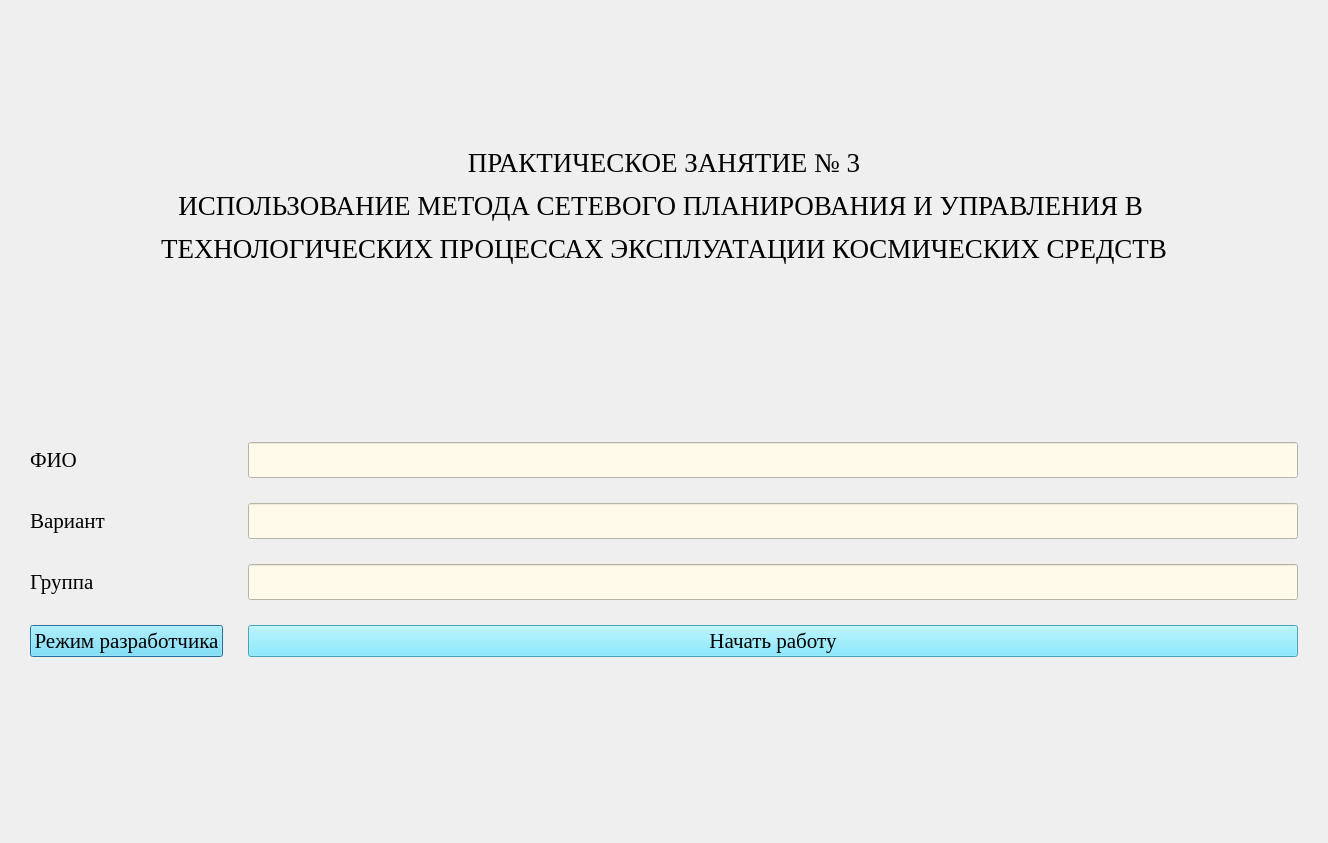
IvaMarin/Project-Network-Diagram-App, file qt_designer_ui/startWindow.ui: the form before one commit.
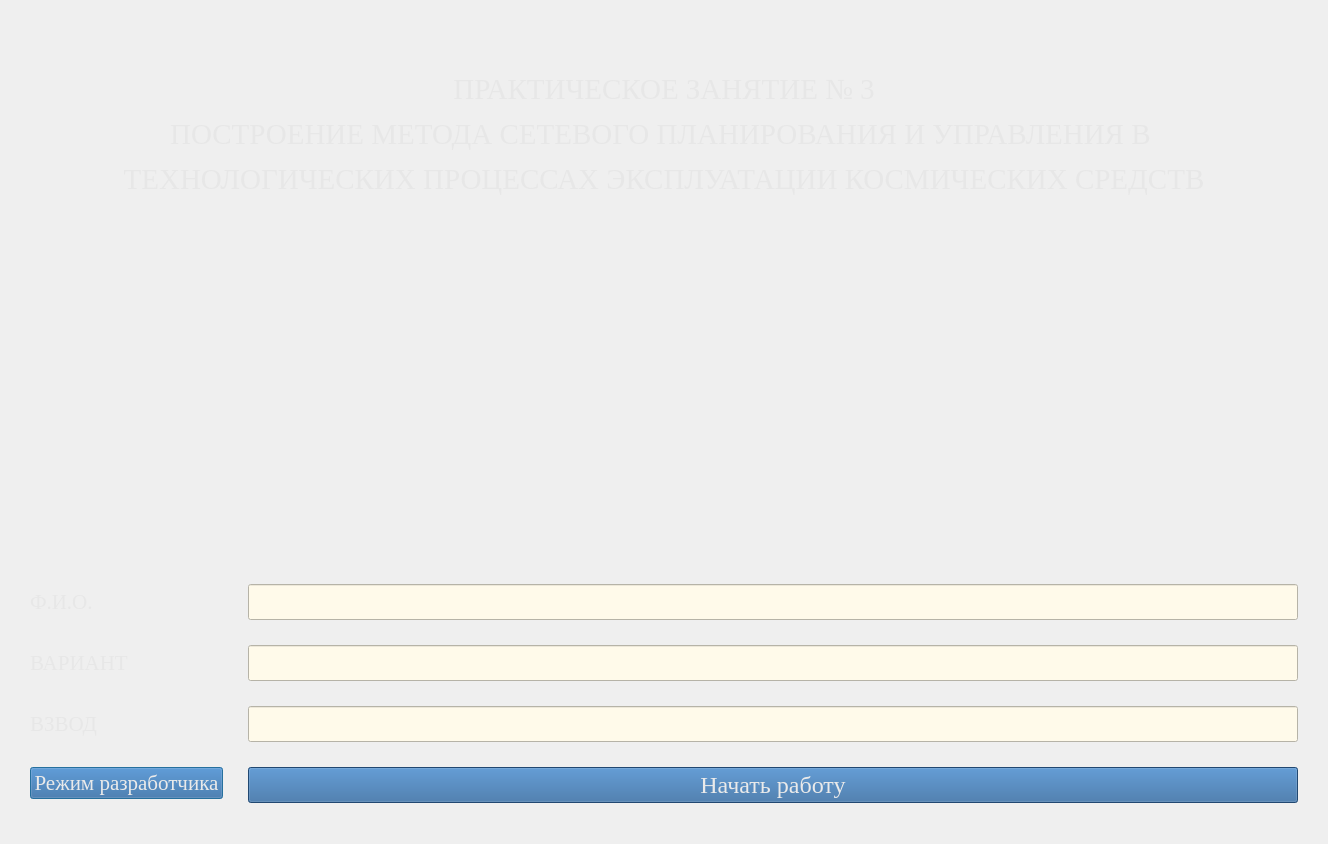
The form after the commit. Icons and pictures are not drawn.

```diff
--- a/qt_designer_ui/startWindow.ui
+++ b/qt_designer_ui/startWindow.ui
@@ -7,11 +7,14 @@
     <x>0</x>
     <y>0</y>
     <width>1328</width>
-    <height>843</height>
+    <height>844</height>
    </rect>
   </property>
   <property name="windowTitle">
-   <string>Dialog</string>
+   <string>РЕГИСТРАЦИЯ</string>
+  </property>
+  <property name="styleSheet">
+   <string notr="true">#startWin{background-image: url(:/newPrefix/backGround.png);}</string>
   </property>
   <layout class="QVBoxLayout" name="verticalLayout">
    <property name="spacing">
@@ -36,6 +39,9 @@
        <family>Times New Roman</family>
       </font>
      </property>
+     <property name="styleSheet">
+      <string notr="true">background-color: rgba(0, 0, 0, 0);</string>
+     </property>
      <property name="lineWidth">
       <number>5</number>
      </property>
@@ -43,7 +49,28 @@
       <number>5</number>
      </property>
      <property name="text">
-      <string>&lt;html&gt;&lt;head/&gt;&lt;body&gt;&lt;p align=&quot;center&quot;&gt;&lt;span style=&quot; font-family:'Times New Roman'; font-size:20pt; color:#000000;&quot;&gt;ПРАКТИЧЕСКОЕ ЗАНЯТИЕ № 3&lt;/span&gt;&lt;/p&gt;&lt;p align=&quot;center&quot;&gt;&lt;span style=&quot; font-family:'Times New Roman'; font-size:20pt; color:#000000;&quot;&gt;ИСПОЛЬЗОВАНИЕ МЕТОДА СЕТЕВОГО ПЛАНИРОВАНИЯ И УПРАВЛЕНИЯ В &lt;/span&gt;&lt;/p&gt;&lt;p align=&quot;center&quot;&gt;&lt;span style=&quot; font-family:'Times New Roman'; font-size:20pt; color:#000000;&quot;&gt;ТЕХНОЛОГИЧЕСКИХ ПРОЦЕССАХ ЭКСПЛУАТАЦИИ КОСМИЧЕСКИХ СРЕДСТВ&lt;/span&gt;&lt;/p&gt;&lt;/body&gt;&lt;/html&gt;</string>
+      <string>&lt;!DOCTYPE HTML PUBLIC &quot;-//W3C//DTD HTML 4.0//EN&quot; &quot;http://www.w3.org/TR/REC-html40/strict.dtd&quot;&gt;
+&lt;html&gt;&lt;head&gt;&lt;meta name=&quot;qrichtext&quot; content=&quot;1&quot; /&gt;&lt;style type=&quot;text/css&quot;&gt;
+p, li { white-space: pre-wrap; }
+&lt;/style&gt;&lt;/head&gt;&lt;body style=&quot; font-family:'Times New Roman'; font-size:8pt; font-weight:400; font-style:normal;&quot;&gt;
+&lt;p align=&quot;center&quot; style=&quot; margin-top:12px; margin-bottom:12px; margin-left:0px; margin-right:0px; -qt-block-indent:0; text-indent:0px;&quot;&gt;&lt;span style=&quot; font-size:22pt; color:#e7e7e7;&quot;&gt;ПРАКТИЧЕСКОЕ ЗАНЯТИЕ № 3&lt;/span&gt;&lt;/p&gt;
+&lt;p align=&quot;center&quot; style=&quot; margin-top:12px; margin-bottom:12px; margin-left:0px; margin-right:0px; -qt-block-indent:0; text-indent:0px;&quot;&gt;&lt;span style=&quot; font-size:22pt; color:#e7e7e7;&quot;&gt;ПОСТРОЕНИЕ МЕТОДА СЕТЕВОГО ПЛАНИРОВАНИЯ И УПРАВЛЕНИЯ В &lt;/span&gt;&lt;/p&gt;
+&lt;p align=&quot;center&quot; style=&quot; margin-top:12px; margin-bottom:12px; margin-left:0px; margin-right:0px; -qt-block-indent:0; text-indent:0px;&quot;&gt;&lt;span style=&quot; font-size:22pt; color:#e7e7e7;&quot;&gt;ТЕХНОЛОГИЧЕСКИХ ПРОЦЕССАХ ЭКСПЛУАТАЦИИ КОСМИЧЕСКИХ СРЕДСТВ&lt;/span&gt;&lt;/p&gt;&lt;/body&gt;&lt;/html&gt;</string>
+     </property>
+    </widget>
+   </item>
+   <item>
+    <widget class="QLabel" name="label">
+     <property name="autoFillBackground">
+      <bool>false</bool>
+     </property>
+     <property name="styleSheet">
+      <string notr="true">image: url(:/newPrefix/logo_mac_mai-min.png);
+background-color: rgba(0, 0, 0, 0);
+</string>
+     </property>
+     <property name="text">
+      <string/>
      </property>
     </widget>
    </item>
@@ -61,6 +88,26 @@
      <property name="bottomMargin">
       <number>10</number>
      </property>
+     <item row="0" column="0">
+      <widget class="QLabel" name="labelSurname">
+       <property name="font">
+        <font>
+         <family>Times New Roman</family>
+         <pointsize>18</pointsize>
+        </font>
+       </property>
+       <property name="styleSheet">
+        <string notr="true"/>
+       </property>
+       <property name="text">
+        <string>&lt;!DOCTYPE HTML PUBLIC &quot;-//W3C//DTD HTML 4.0//EN&quot; &quot;http://www.w3.org/TR/REC-html40/strict.dtd&quot;&gt;
+&lt;html&gt;&lt;head&gt;&lt;meta name=&quot;qrichtext&quot; content=&quot;1&quot; /&gt;&lt;style type=&quot;text/css&quot;&gt;
+p, li { white-space: pre-wrap; }
+&lt;/style&gt;&lt;/head&gt;&lt;body style=&quot; font-family:'Times New Roman'; font-size:18pt; font-weight:400; font-style:normal;&quot;&gt;
+&lt;p style=&quot; margin-top:12px; margin-bottom:12px; margin-left:0px; margin-right:0px; -qt-block-indent:0; text-indent:0px;&quot;&gt;&lt;span style=&quot; font-size:16pt; color:#e7e7e7;&quot;&gt;Ф.И.О.&lt;/span&gt;&lt;/p&gt;&lt;/body&gt;&lt;/html&gt;</string>
+       </property>
+      </widget>
+     </item>
      <item row="0" column="1">
       <widget class="QLineEdit" name="lineEditSurname">
        <property name="font">
@@ -89,7 +136,7 @@
         </font>
        </property>
        <property name="text">
-        <string>&lt;html&gt;&lt;head/&gt;&lt;body&gt;&lt;p&gt;&lt;span style=&quot; font-size:16pt;&quot;&gt;Вариант&lt;/span&gt;&lt;/p&gt;&lt;/body&gt;&lt;/html&gt;</string>
+        <string>&lt;html&gt;&lt;head/&gt;&lt;body&gt;&lt;p&gt;&lt;span style=&quot; font-size:16pt; color:#e7e7e7;&quot;&gt;ВАРИАНТ&lt;/span&gt;&lt;/p&gt;&lt;/body&gt;&lt;/html&gt;</string>
        </property>
       </widget>
      </item>
@@ -124,7 +171,7 @@
         </font>
        </property>
        <property name="text">
-        <string>&lt;html&gt;&lt;head/&gt;&lt;body&gt;&lt;p&gt;&lt;span style=&quot; font-size:16pt;&quot;&gt;Группа&lt;/span&gt;&lt;/p&gt;&lt;/body&gt;&lt;/html&gt;</string>
+        <string>&lt;html&gt;&lt;head/&gt;&lt;body&gt;&lt;p&gt;&lt;span style=&quot; font-size:16pt; color:#e7e7e7;&quot;&gt;ВЗВОД&lt;/span&gt;&lt;/p&gt;&lt;/body&gt;&lt;/html&gt;</string>
        </property>
       </widget>
      </item>
@@ -156,7 +203,8 @@
         </font>
        </property>
        <property name="styleSheet">
-        <string notr="true">background-color: #66e3ff;</string>
+        <string notr="true">color: rgb(234, 234, 234);
+background-color: rgb(46, 101, 158);</string>
        </property>
        <property name="text">
         <string>Режим разработчика</string>
@@ -174,15 +222,19 @@
        <property name="font">
         <font>
          <family>Times New Roman</family>
-         <pointsize>16</pointsize>
+         <pointsize>18</pointsize>
          <weight>50</weight>
          <bold>false</bold>
          <underline>false</underline>
          <kerning>true</kerning>
         </font>
        </property>
+       <property name="autoFillBackground">
+        <bool>false</bool>
+       </property>
        <property name="styleSheet">
-        <string notr="true">background-color: #66e3ff;</string>
+        <string notr="true">color: rgb(234, 234, 234);
+background-color: rgb(46, 101, 158);</string>
        </property>
        <property name="text">
         <string>Начать работу</string>
@@ -198,19 +250,6 @@
        </property>
       </widget>
      </item>
-     <item row="0" column="0">
-      <widget class="QLabel" name="labelSurname">
-       <property name="font">
-        <font>
-         <family>Times New Roman</family>
-         <pointsize>18</pointsize>
-        </font>
-       </property>
-       <property name="text">
-        <string>&lt;html&gt;&lt;head/&gt;&lt;body&gt;&lt;p&gt;&lt;span style=&quot; font-size:16pt;&quot;&gt;ФИО&lt;/span&gt;&lt;/p&gt;&lt;/body&gt;&lt;/html&gt;</string>
-       </property>
-      </widget>
-     </item>
     </layout>
    </item>
   </layout>
```
Left out of the diff: 5 changed lines with no effect on the pictures.
